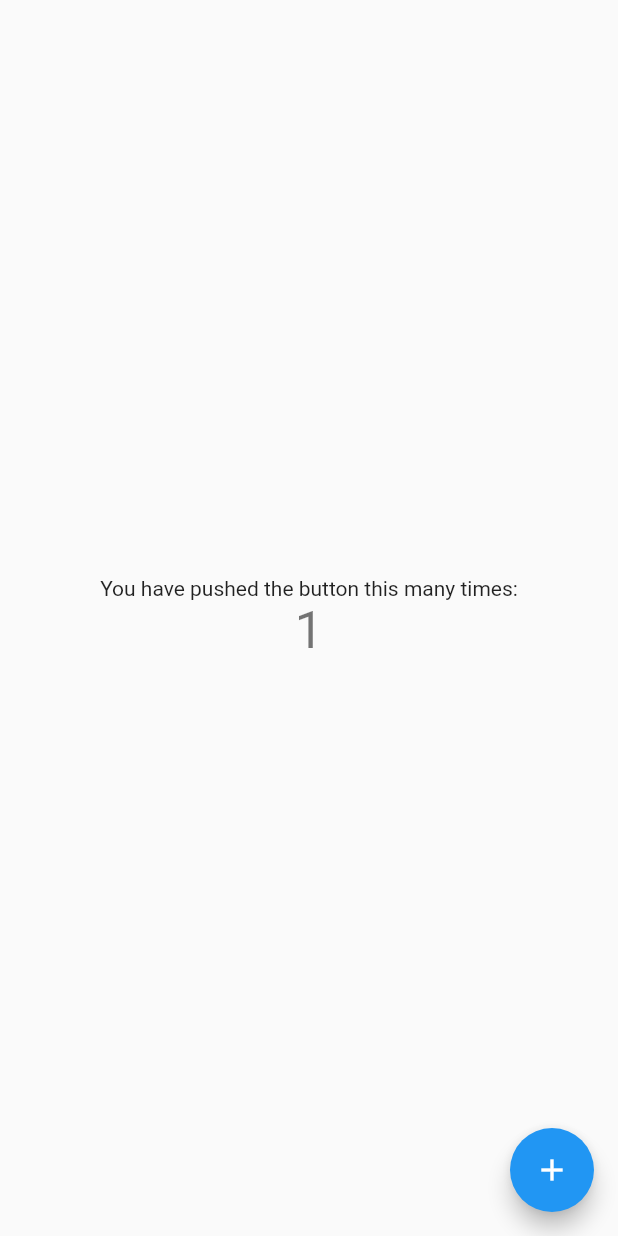
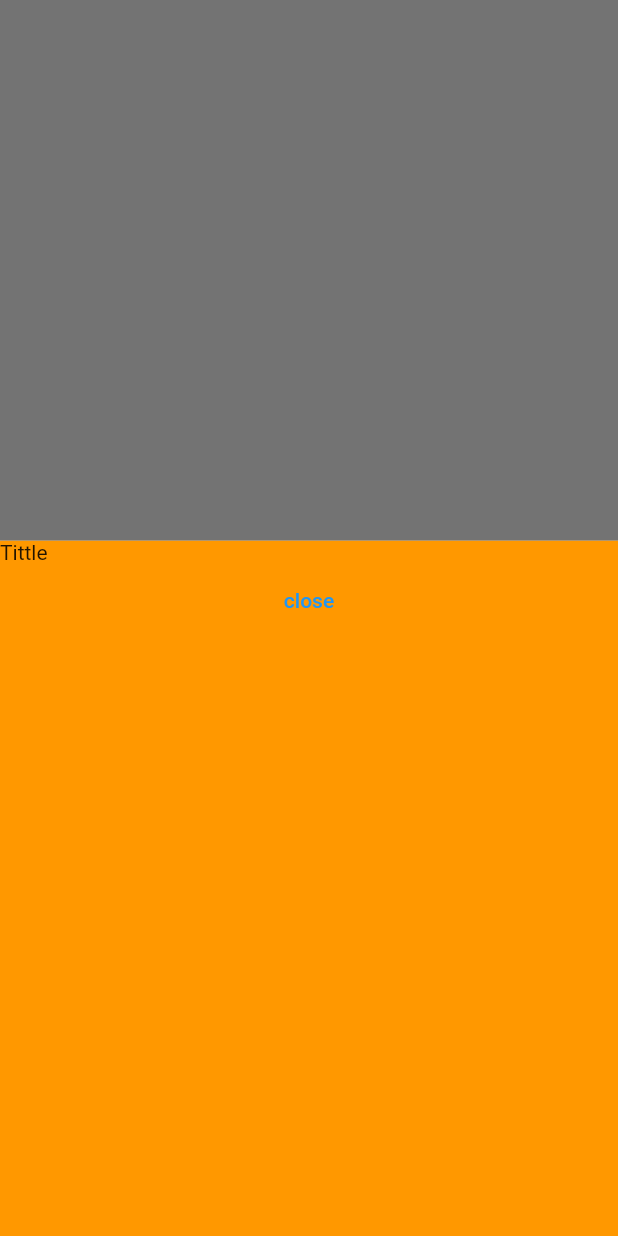
Before and after one commit to aruntr369/sample_flutter_widgets, a Flutter app: the screen it shows after launch, after a tap on the "add" icon, on a phone screen of 412 x 824 dp. Run offline on Flutter 3.47's test engine with Material 2 defaults, Android fonts, the phone set to English and light mode, and no system bars.

```diff
--- a/lib/main.dart
+++ b/lib/main.dart
@@ -1,3 +1,4 @@
+import 'package:flutter/cupertino.dart';
 import 'package:flutter/material.dart';
 
 void main() {
@@ -13,18 +14,9 @@ class MyApp extends StatelessWidget {
     return MaterialApp(
       title: 'Flutter Demo',
       theme: ThemeData(
-        // This is the theme of your application.
-        //
-        // Try running your application with "flutter run". You'll see the
-        // application has a blue toolbar. Then, without quitting the app, try
-        // changing the primarySwatch below to Colors.green and then invoke
-        // "hot reload" (press "r" in the console where you ran "flutter run",
-        // or simply save your changes to "hot reload" in a Flutter IDE).
-        // Notice that the counter didn't reset back to zero; the application
-        // is not restarted.
         primarySwatch: Colors.blue,
       ),
-      home:  MyHomePage(),
+      home: MyHomePage(),
     );
   }
 }
@@ -43,25 +35,50 @@ class MyHomePage extends StatelessWidget {
         child: Column(
           mainAxisAlignment: MainAxisAlignment.center,
           children: <Widget>[
+            Text("data"),
             const Text(
               'You have pushed the button this many times:',
             ),
             ValueListenableBuilder(
               valueListenable: _counter,
               builder: (BuildContext ctx, int newValue, Widget? child) {
-                return Text('$newValue',
-                style: Theme.of(context).textTheme.headline4,);
+                return Text(
+                  '$newValue',
+                  style: Theme.of(context).textTheme.headline3,
+                );
               },
-
             ),
           ],
         ),
       ),
       floatingActionButton: FloatingActionButton(
-        onPressed: _incrementCounter,
+        onPressed: () {
+          showBottomSheet(context);
+        },
         tooltip: 'Increment',
         child: const Icon(Icons.add),
       ), // This trailing comma makes auto-formatting nicer for build methods.
     );
   }
+
+  Future<void> showBottomSheet(BuildContext ctx) async {
+    showModalBottomSheet(
+      context: ctx,
+      builder: (ctx1) {
+        return Container(
+          width: double.infinity,
+          height: 500,
+          color: Colors.orange,
+          child: ListView(
+            children: [
+              Text('Tittle'),
+              TextButton(onPressed: (){
+                Navigator.of(ctx1).pop();
+              }, child: Text('close'))
+            ],
+          ),
+        );
+      },
+    );
+  }
 }
```
